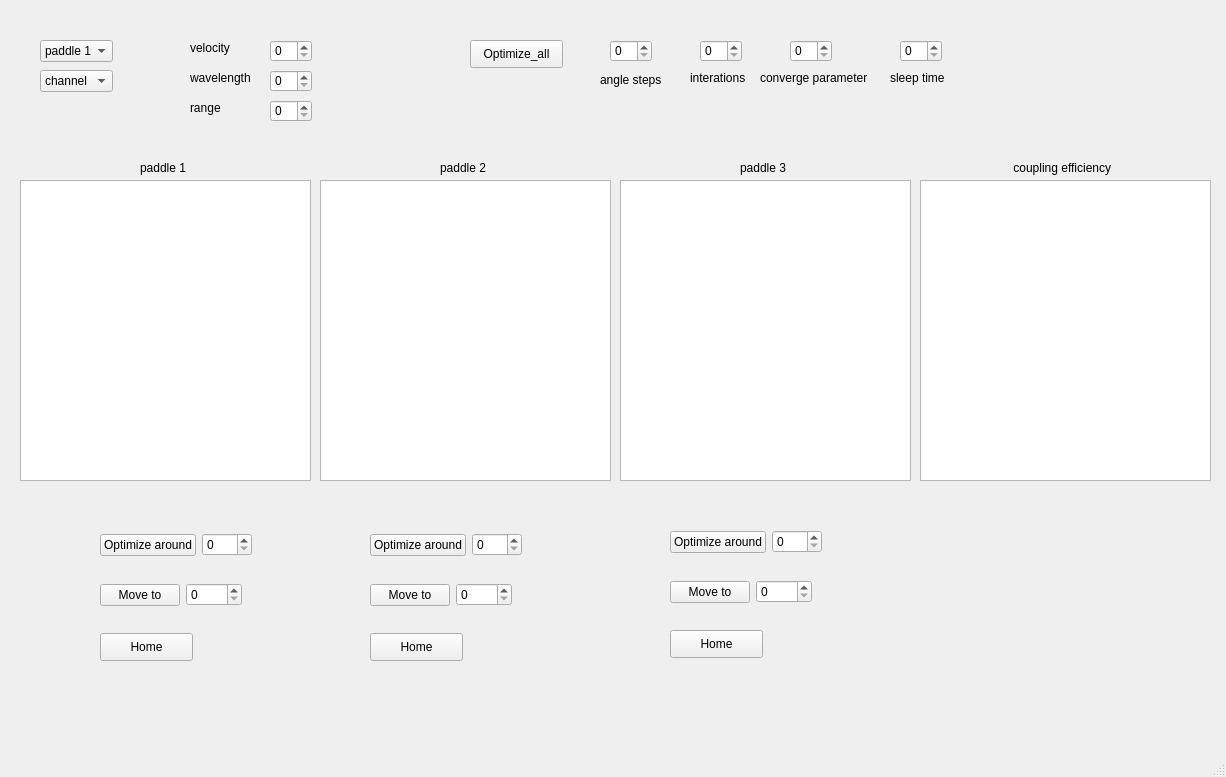
This is pylabnet/gui/pyqt/gui_templates/pol_paddles.ui in wi11dey/pylabnet as Qt 5 draws it before an edit. The edited form follows.
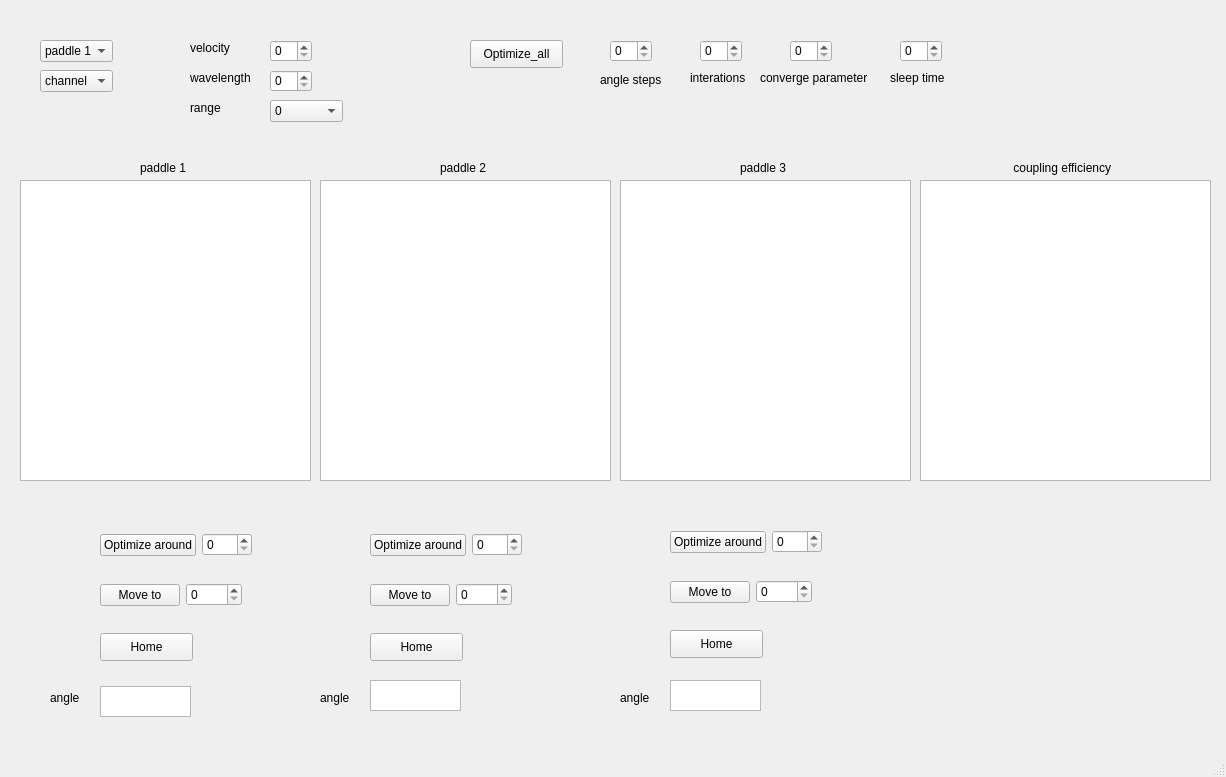
This is the edited form.

Commit message: Interface gui with all movements and optimize_all paadles option

Patch:
```diff
--- a/pylabnet/gui/pyqt/gui_templates/pol_paddles.ui
+++ b/pylabnet/gui/pyqt/gui_templates/pol_paddles.ui
@@ -269,16 +269,6 @@
      </rect>
     </property>
    </widget>
-   <widget class="QSpinBox" name="spinBox_10">
-    <property name="geometry">
-     <rect>
-      <x>270</x>
-      <y>100</y>
-      <width>42</width>
-      <height>22</height>
-     </rect>
-    </property>
-   </widget>
    <widget class="QWidget" name="layoutWidget">
     <property name="geometry">
      <rect>
@@ -452,6 +442,135 @@
      <string>sleep time</string>
     </property>
    </widget>
+   <widget class="QComboBox" name="comboBox_3">
+    <property name="geometry">
+     <rect>
+      <x>270</x>
+      <y>100</y>
+      <width>73</width>
+      <height>22</height>
+     </rect>
+    </property>
+    <item>
+     <property name="text">
+      <string>0</string>
+     </property>
+    </item>
+    <item>
+     <property name="text">
+      <string>1</string>
+     </property>
+    </item>
+    <item>
+     <property name="text">
+      <string>2</string>
+     </property>
+    </item>
+    <item>
+     <property name="text">
+      <string>3</string>
+     </property>
+    </item>
+    <item>
+     <property name="text">
+      <string>4</string>
+     </property>
+    </item>
+    <item>
+     <property name="text">
+      <string>5</string>
+     </property>
+    </item>
+    <item>
+     <property name="text">
+      <string>5</string>
+     </property>
+    </item>
+    <item>
+     <property name="text">
+      <string>6</string>
+     </property>
+    </item>
+    <item>
+     <property name="text">
+      <string>7</string>
+     </property>
+    </item>
+    <item>
+     <property name="text">
+      <string>8</string>
+     </property>
+    </item>
+   </widget>
+   <widget class="QTextEdit" name="textEdit">
+    <property name="geometry">
+     <rect>
+      <x>100</x>
+      <y>686</y>
+      <width>91</width>
+      <height>31</height>
+     </rect>
+    </property>
+   </widget>
+   <widget class="QTextEdit" name="textEdit_2">
+    <property name="geometry">
+     <rect>
+      <x>370</x>
+      <y>680</y>
+      <width>91</width>
+      <height>31</height>
+     </rect>
+    </property>
+   </widget>
+   <widget class="QTextEdit" name="textEdit_3">
+    <property name="geometry">
+     <rect>
+      <x>670</x>
+      <y>680</y>
+      <width>91</width>
+      <height>31</height>
+     </rect>
+    </property>
+   </widget>
+   <widget class="QLabel" name="label_12">
+    <property name="geometry">
+     <rect>
+      <x>50</x>
+      <y>690</y>
+      <width>55</width>
+      <height>16</height>
+     </rect>
+    </property>
+    <property name="text">
+     <string>angle</string>
+    </property>
+   </widget>
+   <widget class="QLabel" name="label_13">
+    <property name="geometry">
+     <rect>
+      <x>320</x>
+      <y>690</y>
+      <width>55</width>
+      <height>16</height>
+     </rect>
+    </property>
+    <property name="text">
+     <string>angle</string>
+    </property>
+   </widget>
+   <widget class="QLabel" name="label_14">
+    <property name="geometry">
+     <rect>
+      <x>620</x>
+      <y>690</y>
+      <width>55</width>
+      <height>16</height>
+     </rect>
+    </property>
+    <property name="text">
+     <string>angle</string>
+    </property>
+   </widget>
    <widget class="QWidget" name="">
     <property name="geometry">
      <rect>
```
Left out of the diff: 38 changed lines with no effect on the pictures. The commit also changes 1 other file.
